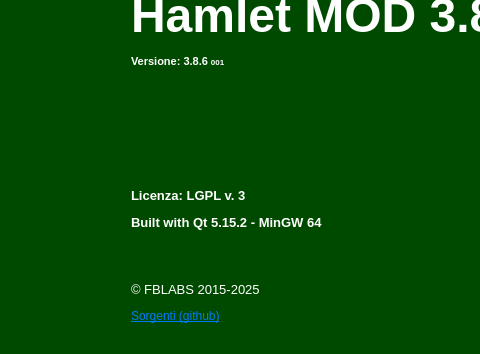
Before: the Qt Designer form mainwindow.ui in fblabs/hamlet-mod-sancon, drawn with Qt 5; both pictures show x 366 to 846 and y 84 to 438 of the 1171 by 831 pixel window.
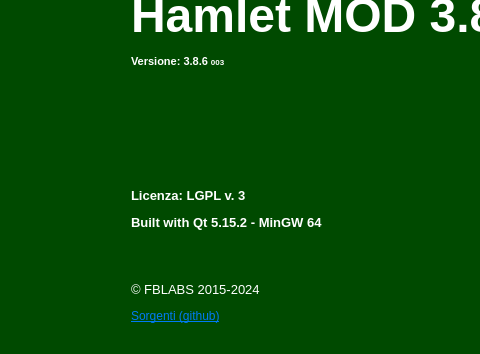
After: the same form once the commit is applied. Icons and pictures are not drawn.

What changed in the file:
```diff
--- a/mainwindow.ui
+++ b/mainwindow.ui
@@ -531,7 +531,7 @@
          <enum>QFrame::NoFrame</enum>
         </property>
         <property name="text">
-         <string>&lt;html&gt;&lt;head/&gt;&lt;body&gt;&lt;p&gt;&lt;span style=&quot; font-size:36pt; font-weight:600;&quot;&gt;Hamlet MOD 3.8&lt;/span&gt;&lt;/p&gt;&lt;p&gt;&lt;span style=&quot; font-size:8pt; font-weight:600;&quot;&gt;Versione: 3.8.6 &lt;/span&gt;&lt;span style=&quot; font-size:6pt; font-weight:600;&quot;&gt;001&lt;/span&gt;&lt;/p&gt;&lt;p&gt;&lt;br/&gt;&lt;br/&gt;&lt;br/&gt;&lt;/p&gt;&lt;p&gt;&lt;br/&gt;&lt;/p&gt;&lt;p&gt;&lt;span style=&quot; font-size:10pt; font-weight:600;&quot;&gt;Licenza: LGPL v. 3&lt;/span&gt;&lt;/p&gt;&lt;p&gt;&lt;span style=&quot; font-size:10pt; font-weight:600;&quot;&gt;Built with Qt 5.15.2 - MinGW 64&lt;/span&gt;&lt;/p&gt;&lt;p&gt;&lt;br/&gt;&lt;/p&gt;&lt;p&gt;&lt;span style=&quot; font-size:10pt;&quot;&gt;© FBLABS 2015-2025&lt;/span&gt;&lt;/p&gt;&lt;p&gt;&lt;a href=&quot;https://github.com/fblabs/hamlet-mod-sancon/blob/master/release/hamletMOD.exe&quot;&gt;&lt;span style=&quot; text-decoration: underline; color:#007af4;&quot;&gt;Sorgenti (github)&lt;/span&gt;&lt;/a&gt;&lt;/p&gt;&lt;/body&gt;&lt;/html&gt;</string>
+         <string>&lt;html&gt;&lt;head/&gt;&lt;body&gt;&lt;p&gt;&lt;span style=&quot; font-size:36pt; font-weight:600;&quot;&gt;Hamlet MOD 3.8&lt;/span&gt;&lt;/p&gt;&lt;p&gt;&lt;span style=&quot; font-size:8pt; font-weight:600;&quot;&gt;Versione: 3.8.6 &lt;/span&gt;&lt;span style=&quot; font-size:6pt; font-weight:600;&quot;&gt;003&lt;/span&gt;&lt;/p&gt;&lt;p&gt;&lt;br/&gt;&lt;br/&gt;&lt;br/&gt;&lt;/p&gt;&lt;p&gt;&lt;br/&gt;&lt;/p&gt;&lt;p&gt;&lt;span style=&quot; font-size:10pt; font-weight:600;&quot;&gt;Licenza: LGPL v. 3&lt;/span&gt;&lt;/p&gt;&lt;p&gt;&lt;span style=&quot; font-size:10pt; font-weight:600;&quot;&gt;Built with Qt 5.15.2 - MinGW 64&lt;/span&gt;&lt;/p&gt;&lt;p&gt;&lt;br/&gt;&lt;/p&gt;&lt;p&gt;&lt;span style=&quot; font-size:10pt;&quot;&gt;© FBLABS 2015-2024&lt;/span&gt;&lt;/p&gt;&lt;p&gt;&lt;a href=&quot;https://github.com/fblabs/hamlet-mod-sancon/blob/master/release/hamletMOD.exe&quot;&gt;&lt;span style=&quot; text-decoration: underline; color:#007af4;&quot;&gt;Sorgenti (github)&lt;/span&gt;&lt;/a&gt;&lt;/p&gt;&lt;/body&gt;&lt;/html&gt;</string>
         </property>
         <property name="scaledContents">
          <bool>false</bool>
```
